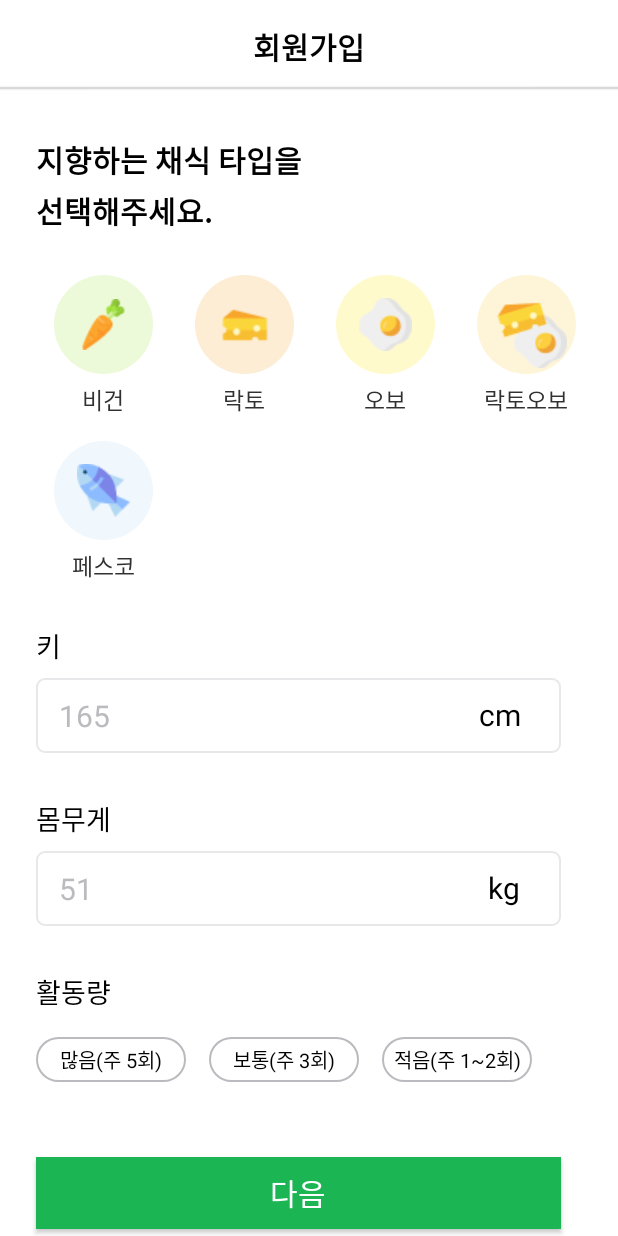
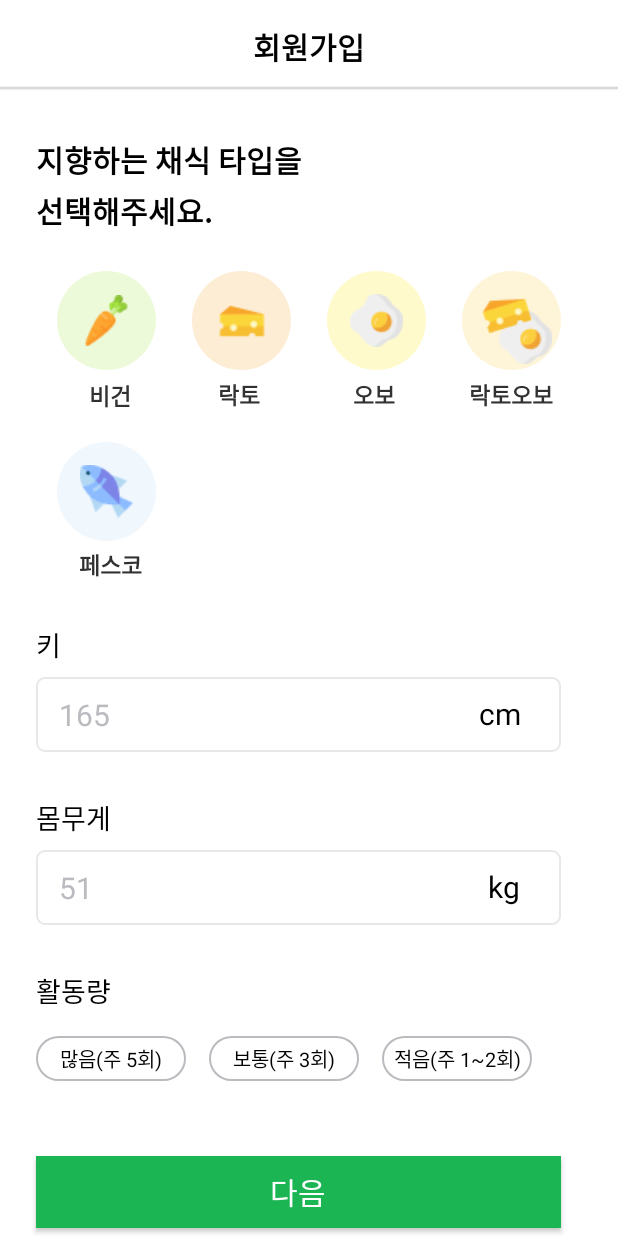
Before and after one commit to kimsw215/Vegan_Life, an Android app: the JoinStepTwoActivity screen opened directly, with no data from a screen before it, on a phone screen of 412 x 824 dp. Run offline under Robolectric (Android 15) with nearby library versions, the phone set to English and light mode, and no system bars.

Commit message:
JoinTwoStep update
+ 이메일, 닉네임 중복 확인 코드 넣어야함

```diff
--- a/app/src/main/java/kr/ac/kpu/ce2019152012/vegan_life/Login_Join/JoinStepTwoActivity.kt
+++ b/app/src/main/java/kr/ac/kpu/ce2019152012/vegan_life/Login_Join/JoinStepTwoActivity.kt
@@ -4,12 +4,16 @@ import android.content.Intent
 import androidx.appcompat.app.AppCompatActivity
 import android.os.Bundle
 import android.util.Log
+import android.widget.Toast
 import kr.ac.kpu.ce2019152012.vegan_life.DataVo.JoinDataVo
 import kr.ac.kpu.ce2019152012.vegan_life.databinding.ActivityJoinTwoBinding
 
 class JoinStepTwoActivity : AppCompatActivity() {
 
     private lateinit var binding : ActivityJoinTwoBinding
+
+    private var VeganType : Int = 0
+    private var ActivityType : Int = 0
 
     override fun onCreate(savedInstanceState: Bundle?) {
         super.onCreate(savedInstanceState)
@@ -18,7 +22,101 @@ class JoinStepTwoActivity : AppCompatActivity() {
         val myData = intent?.getParcelableExtra<JoinDataVo>("Join")
         val text = "JoinData{${myData?.profileImage}, ${myData?.nickname}, ${myData?.email}, ${myData?.password}}"
 
-        Log.d("Tag",text)
+
+        binding.vegan.setOnClickListener {
+            binding.vegan.isSelected = binding.vegan.isSelected != true
+            binding.lacto.isSelected = false
+            binding.obo.isSelected = false
+            binding.lactoObo.isSelected = false
+            binding.fesco.isSelected = false
+
+            VeganType = 1
+        }
+        binding.lacto.setOnClickListener {
+            binding.lacto.isSelected = binding.lacto.isSelected != true
+            binding.vegan.isSelected = false
+            binding.obo.isSelected = false
+            binding.lactoObo.isSelected = false
+            binding.fesco.isSelected = false
+
+            VeganType = 2
+        }
+        binding.obo.setOnClickListener {
+            binding.obo.isSelected = binding.obo.isSelected != true
+            binding.vegan.isSelected = false
+            binding.lacto.isSelected = false
+            binding.lactoObo.isSelected = false
+            binding.fesco.isSelected = false
+
+            VeganType = 3
+        }
+        binding.lactoObo.setOnClickListener {
+            binding.lactoObo.isSelected = binding.lactoObo.isSelected != true
+            binding.vegan.isSelected = false
+            binding.lacto.isSelected = false
+            binding.obo.isSelected = false
+            binding.fesco.isSelected = false
+
+            VeganType = 4
+        }
+        binding.fesco.setOnClickListener {
+            binding.fesco.isSelected = binding.fesco.isSelected != true
+            binding.vegan.isSelected = false
+            binding.lacto.isSelected = false
+            binding.obo.isSelected = false
+            binding.lactoObo.isSelected = false
+
+            VeganType = 5
+        }
+
+        binding.activeGroup.setOnClickListener {
+            when(it){
+                binding.activeHigh ->
+                {
+                    binding.activeHigh.isSelected = binding.activeHigh.isSelected != true
+                    binding.activeMiddle.isSelected = false
+                    binding.activeLow.isSelected = false
+
+                    ActivityType = 1
+                }
+                binding.activeMiddle ->
+                {
+                    binding.activeMiddle.isSelected = binding.activeMiddle.isSelected != true
+                    binding.activeHigh.isSelected = false
+                    binding.activeLow.isSelected = false
+
+                    ActivityType = 2
+                }
+                binding.activeLow ->
+                {
+                    binding.activeLow.isSelected = binding.activeLow.isSelected != true
+                    binding.activeHigh.isSelected = false
+                    binding.activeMiddle.isSelected = false
+
+                    ActivityType = 3
+                }
+                else -> {
+                    binding.activeHigh.isSelected = false
+                    binding.activeMiddle.isSelected = false
+                    binding.activeLow.isSelected = false
+
+                    ActivityType = 0
+                }
+            }
+        }
+
+        binding.nextBtn.setOnClickListener {
+            if(VeganType == 0 || ActivityType == 0){
+                Toast.makeText(this,"필수정보가 미기입되어있습니다.",Toast.LENGTH_SHORT).show()
+            }
+            else {
+                Log.d("Tag",text)
+                Log.d("Tag","비건 타입: ${VeganType}, 활동량 타입: ${ActivityType}" +
+                        "키:${binding.joinHeight.text.toString().trim()}, 몸무게: ${binding.joinWeight.text.toString().trim()}")
+            }
+
+        }
+
 
     }
 }
--- a/app/src/main/res/drawable-v24/fesco_circle_button_background_stroke.xml
+++ b/app/src/main/res/drawable-v24/fesco_circle_button_background_stroke.xml
@@ -1,16 +1,16 @@
 <?xml version="1.0" encoding="utf-8"?>
 <selector xmlns:android="http://schemas.android.com/apk/res/android">
 
-    <item android:state_checked="false">
+    <item android:state_selected="false">
         <shape android:shape="oval">
             <solid android:color="@color/fesco"/>
             <size android:width="66dp" android:height="66dp"/>
         </shape>
     </item>
 
-    <item android:state_checked="true">
+    <item android:state_selected="true">
         <shape android:shape="oval">
-            <solid android:color="@color/vegan" />
+            <solid android:color="@color/fesco" />
             <size android:width="80dp" android:height="80dp"/>
             <stroke android:width="1dp" android:color="@color/fesco_strok" />
         </shape>
--- a/app/src/main/res/drawable-v24/join_active_background_stroke.xml
+++ b/app/src/main/res/drawable-v24/join_active_background_stroke.xml
@@ -1,7 +1,7 @@
 <?xml version="1.0" encoding="utf-8"?>
 <selector xmlns:android="http://schemas.android.com/apk/res/android">
 
-    <item android:state_checked="false">
+    <item android:state_selected="false">
         <shape>
             <size android:height="30dp" android:width="100dp"/>
             <corners android:radius="30dp"/>
@@ -9,11 +9,11 @@
         </shape>
     </item>
 
-    <item android:state_enabled="true">
+    <item android:state_selected="true">
         <shape>
             <size android:height="25dp" android:width="100dp"/>
             <corners android:radius="30dp"/>
-            <stroke android:width="1dp" android:color="@color/primaycolor"/>
+            <stroke android:width="2dp" android:color="@color/primaycolor"/>
         </shape>
 
     </item>
--- a/app/src/main/res/drawable-v24/lacto_circle_button_background_stroke.xml
+++ b/app/src/main/res/drawable-v24/lacto_circle_button_background_stroke.xml
@@ -1,16 +1,16 @@
 <?xml version="1.0" encoding="utf-8"?>
 <selector xmlns:android="http://schemas.android.com/apk/res/android">
 
-    <item android:state_checked="false">
+    <item android:state_selected="false">
         <shape android:shape="oval">
             <solid android:color="@color/lacto"/>
             <size android:width="66dp" android:height="66dp"/>
         </shape>
     </item>
 
-    <item android:state_checked="true">
+    <item android:state_selected="true">
         <shape android:shape="oval">
-            <solid android:color="@color/vegan" />
+            <solid android:color="@color/lacto" />
             <size android:width="80dp" android:height="80dp"/>
             <stroke android:width="1dp" android:color="@color/lacto_stroke" />
         </shape>
--- a/app/src/main/res/drawable-v24/lactoobo_circle_button_background_stroke.xml
+++ b/app/src/main/res/drawable-v24/lactoobo_circle_button_background_stroke.xml
@@ -1,16 +1,16 @@
 <?xml version="1.0" encoding="utf-8"?>
 <selector xmlns:android="http://schemas.android.com/apk/res/android">
 
-    <item android:state_checked="false">
+    <item android:state_selected="false">
         <shape android:shape="oval">
             <solid android:color="@color/lactoobo"/>
             <size android:width="66dp" android:height="66dp"/>
         </shape>
     </item>
 
-    <item android:state_checked="true">
+    <item android:state_selected="true">
         <shape android:shape="oval">
-            <solid android:color="@color/vegan" />
+            <solid android:color="@color/lactoobo" />
             <size android:width="80dp" android:height="80dp"/>
             <stroke android:width="1dp" android:color="@color/lactoobo_strok" />
         </shape>
--- a/app/src/main/res/drawable-v24/obo_circle_button_background_stroke.xml
+++ b/app/src/main/res/drawable-v24/obo_circle_button_background_stroke.xml
@@ -1,16 +1,16 @@
 <?xml version="1.0" encoding="utf-8"?>
 <selector xmlns:android="http://schemas.android.com/apk/res/android">
 
-    <item android:state_checked="false">
+    <item android:state_selected="false">
         <shape android:shape="oval">
             <solid android:color="@color/obo"/>
             <size android:width="66dp" android:height="66dp"/>
         </shape>
     </item>
 
-    <item android:state_checked="true">
+    <item android:state_selected="true">
         <shape android:shape="oval">
-            <solid android:color="@color/vegan" />
+            <solid android:color="@color/obo" />
             <size android:width="80dp" android:height="80dp"/>
             <stroke android:width="1dp" android:color="@color/obo_strok" />
         </shape>
--- a/app/src/main/res/drawable-v24/vagan_circle_button_background_stroke.xml
+++ b/app/src/main/res/drawable-v24/vagan_circle_button_background_stroke.xml
@@ -1,14 +1,14 @@
 <?xml version="1.0" encoding="utf-8"?>
 <selector xmlns:android="http://schemas.android.com/apk/res/android">
 
-    <item android:state_checked="false">
+    <item android:state_selected="false">
         <shape android:shape="oval">
             <solid android:color="@color/vegan"/>
             <size android:width="66dp" android:height="66dp"/>
         </shape>
     </item>
 
-    <item android:state_checked="true">
+    <item android:state_selected="true">
         <shape android:shape="oval">
             <solid android:color="@color/vegan" />
             <size android:width="80dp" android:height="80dp"/>
--- a/app/src/main/res/layout/activity_join_two.xml
+++ b/app/src/main/res/layout/activity_join_two.xml
@@ -77,15 +77,13 @@
                 app:layout_constraintStart_toStartOf="@+id/txt_subtitle1"
                 app:layout_constraintTop_toBottomOf="@+id/txt_subtitle1" />
 
-            <LinearLayout
-                android:id="@+id/linearLayout2"
-                android:layout_width="90dp"
+            <androidx.constraintlayout.widget.ConstraintLayout
+                android:id="@+id/VeganType"
+                android:layout_width="wrap_content"
                 android:layout_height="wrap_content"
-                android:layout_marginStart="24dp"
-                android:layout_marginTop="28dp"
-                android:gravity="center"
-                android:orientation="vertical"
+                android:layout_marginTop="15dp"
                 app:layout_constraintStart_toStartOf="parent"
+                app:layout_constraintEnd_toEndOf="parent"
                 app:layout_constraintTop_toBottomOf="@+id/txt_subtitle2">
 
                 <ImageButton
@@ -93,122 +91,139 @@
                     android:layout_width="wrap_content"
                     android:layout_height="wrap_content"
                     android:background="@drawable/vagan_circle_button_background_stroke"
-                    android:src="@drawable/carrot" />
+                    android:src="@drawable/carrot"
+                    app:layout_constraintBottom_toBottomOf="parent"
+                    app:layout_constraintEnd_toEndOf="parent"
+                    app:layout_constraintHorizontal_bias="0.0"
+                    app:layout_constraintStart_toStartOf="parent"
+                    app:layout_constraintTop_toTopOf="parent"
+                    app:layout_constraintVertical_bias="0.068" />
 
                 <TextView
+                    android:id="@+id/textView"
                     android:layout_width="wrap_content"
                     android:layout_height="wrap_content"
                     android:layout_marginTop="5dp"
                     android:text="비건"
                     android:textColor="@color/join_four_text_color"
-                    android:textSize="15dp" />
-            </LinearLayout>
-
-            <LinearLayout
-                android:id="@+id/linearLayout3"
-                android:layout_width="90dp"
-                android:layout_height="wrap_content"
-                android:layout_marginStart="4dp"
-                android:gravity="center"
-                android:orientation="vertical"
-                app:layout_constraintStart_toEndOf="@+id/linearLayout2"
-                app:layout_constraintTop_toTopOf="@+id/linearLayout2">
+                    android:textSize="15dp"
+                    android:textStyle="bold"
+                    app:layout_constraintEnd_toEndOf="@+id/vegan"
+                    app:layout_constraintHorizontal_bias="0.564"
+                    app:layout_constraintStart_toStartOf="@id/vegan"
+                    app:layout_constraintTop_toBottomOf="@id/vegan" />
 
                 <ImageButton
                     android:id="@+id/lacto"
                     android:layout_width="wrap_content"
                     android:layout_height="wrap_content"
+                    android:layout_marginStart="24dp"
                     android:background="@drawable/lacto_circle_button_background_stroke"
-                    android:src="@drawable/cheese" />
+                    android:src="@drawable/cheese"
+                    app:layout_constraintBottom_toBottomOf="@+id/vegan"
+                    app:layout_constraintStart_toEndOf="@id/vegan"
+                    app:layout_constraintTop_toTopOf="@+id/vegan"
+                    app:layout_constraintVertical_bias="0.022" />
+
 
                 <TextView
+                    android:id="@+id/textView4"
                     android:layout_width="wrap_content"
                     android:layout_height="wrap_content"
+                    android:layout_marginTop="4dp"
                     android:text="락토"
-                    android:layout_marginTop="5dp"
+                    android:textStyle="bold"
                     android:textColor="@color/join_four_text_color"
-                    android:textSize="15dp" />
-            </LinearLayout>
-
-            <LinearLayout
-                android:id="@+id/linearLayout4"
-                android:layout_width="90dp"
-                android:layout_height="wrap_content"
-                android:layout_marginStart="4dp"
-                android:gravity="center"
-                android:orientation="vertical"
-                app:layout_constraintStart_toEndOf="@+id/linearLayout3"
-                app:layout_constraintTop_toTopOf="@+id/linearLayout3">
+                    android:textSize="15dp"
+                    app:layout_constraintBottom_toBottomOf="@+id/textView"
+                    app:layout_constraintEnd_toEndOf="@+id/lacto"
+                    app:layout_constraintHorizontal_bias="0.461"
+                    app:layout_constraintStart_toStartOf="@id/lacto"
+                    app:layout_constraintTop_toBottomOf="@id/lacto" />
 
                 <ImageButton
                     android:id="@+id/obo"
                     android:layout_width="wrap_content"
                     android:layout_height="wrap_content"
                     android:background="@drawable/obo_circle_button_background_stroke"
-                    android:src="@drawable/fried_egg" />
+                    android:src="@drawable/fried_egg"
+                    android:layout_marginStart="24dp"
+                    app:layout_constraintBottom_toBottomOf="@+id/lacto"
+                    app:layout_constraintStart_toEndOf="@id/lacto"
+                    app:layout_constraintTop_toTopOf="@+id/lacto"
+                    app:layout_constraintHorizontal_bias="0.461"/>
 
                 <TextView
+                    android:id="@+id/textView2"
                     android:layout_width="wrap_content"
                     android:layout_height="wrap_content"
-                    android:layout_marginTop="5dp"
+                    android:layout_marginTop="4dp"
                     android:text="오보"
+                    android:textStyle="bold"
                     android:textColor="@color/join_four_text_color"
-                    android:textSize="15dp" />
-            </LinearLayout>
-
-            <LinearLayout
-                android:id="@+id/linearLayout5"
-                android:layout_width="90dp"
-                android:layout_height="wrap_content"
-                android:layout_marginStart="4dp"
-                android:gravity="center"
-                android:orientation="vertical"
-                app:layout_constraintEnd_toEndOf="parent"
-                app:layout_constraintHorizontal_bias="0.0"
-                app:layout_constraintStart_toEndOf="@+id/linearLayout4"
-                app:layout_constraintTop_toTopOf="@+id/linearLayout4">
+                    android:textSize="15dp"
+                    app:layout_constraintBottom_toBottomOf="@+id/textView4"
+                    app:layout_constraintEnd_toEndOf="@+id/obo"
+                    app:layout_constraintHorizontal_bias="0.461"
+                    app:layout_constraintStart_toStartOf="@id/obo"
+                    app:layout_constraintTop_toBottomOf="@id/obo" />
 
                 <ImageButton
                     android:id="@+id/lacto_obo"
                     android:layout_width="wrap_content"
                     android:layout_height="wrap_content"
                     android:background="@drawable/lactoobo_circle_button_background_stroke"
-                    android:src="@drawable/cheese_egg" />
+                    android:src="@drawable/cheese_egg"
+                    android:layout_marginStart="24dp"
+                    app:layout_constraintBottom_toBottomOf="@+id/obo"
+                    app:layout_constraintStart_toEndOf="@id/obo"
+                    app:layout_constraintTop_toTopOf="@+id/obo"
+                    app:layout_constraintHorizontal_bias="0.461"/>
 
                 <TextView
                     android:layout_width="wrap_content"
                     android:layout_height="wrap_content"
-                    android:layout_marginTop="5dp"
+                    android:layout_marginTop="4dp"
                     android:text="락토오보"
+                    android:textStyle="bold"
                     android:textColor="@color/join_four_text_color"
-                    android:textSize="15dp" />
-            </LinearLayout>
-
-            <LinearLayout
-                android:id="@+id/linearLayout6"
-                android:layout_width="90dp"
-                android:layout_height="wrap_content"
-                android:layout_marginTop="16dp"
-                android:gravity="center"
-                android:orientation="vertical"
-                app:layout_constraintStart_toStartOf="@+id/linearLayout2"
-                app:layout_constraintTop_toBottomOf="@+id/linearLayout2">
+                    android:textSize="15dp"
+                    app:layout_constraintBottom_toBottomOf="@+id/textView2"
+                    app:layout_constraintEnd_toEndOf="@+id/lacto_obo"
+                    app:layout_constraintHorizontal_bias="0.461"
+                    app:layout_constraintStart_toStartOf="@id/lacto_obo"
+                    app:layout_constraintTop_toBottomOf="@id/lacto_obo" />
 
                 <ImageButton
                     android:id="@+id/fesco"
                     android:layout_width="wrap_content"
                     android:layout_height="wrap_content"
+                    android:layout_marginTop="48dp"
                     android:background="@drawable/fesco_circle_button_background_stroke"
-                    android:src="@drawable/fish" />
+                    android:src="@drawable/fish"
+                    app:layout_constraintEnd_toEndOf="@+id/vegan"
+                    app:layout_constraintHorizontal_bias="0.0"
+                    app:layout_constraintStart_toStartOf="@+id/vegan"
+                    app:layout_constraintTop_toBottomOf="@+id/vegan" />
 
                 <TextView
                     android:layout_width="wrap_content"
                     android:layout_height="wrap_content"
-                    android:layout_marginTop="5dp"
+                    android:layout_marginTop="4dp"
                     android:text="페스코"
+                    android:textStyle="bold"
                     android:textColor="@color/join_four_text_color"
-                    android:textSize="15dp" />
-            </LinearLayout>
+                    android:textSize="15dp"
+                    app:layout_constraintBottom_toBottomOf="parent"
+                    app:layout_constraintEnd_toEndOf="@+id/textView"
+                    app:layout_constraintHorizontal_bias="0.461"
+                    app:layout_constraintStart_toStartOf="@+id/textView"
+                    app:layout_constraintTop_toBottomOf="@+id/fesco"
+                    app:layout_constraintVertical_bias="0.037" />
+
+            </androidx.constraintlayout.widget.ConstraintLayout>
+
+
 
             <TextView
                 android:id="@+id/txt_height"
@@ -218,10 +233,10 @@
                 android:text="키"
                 android:textColor="@color/black"
                 android:textSize="18dp"
-                app:layout_constraintEnd_toEndOf="@+id/linearLayout6"
+                app:layout_constraintEnd_toEndOf="@+id/txt_subtitle2"
                 app:layout_constraintHorizontal_bias="0.0"
-                app:layout_constraintStart_toStartOf="@+id/linearLayout6"
-                app:layout_constraintTop_toBottomOf="@+id/linearLayout6" />
+                app:layout_constraintStart_toStartOf="@+id/txt_subtitle2"
+                app:layout_constraintTop_toBottomOf="@+id/VeganType" />
 
             <EditText
                 android:id="@+id/join_height"
@@ -356,7 +371,7 @@
             </LinearLayout>
 
             <androidx.appcompat.widget.AppCompatButton
-                android:id="@+id/login_btn"
+                android:id="@+id/next_btn"
                 android:layout_width="350dp"
                 android:layout_height="wrap_content"
                 android:layout_marginTop="50dp"
```
